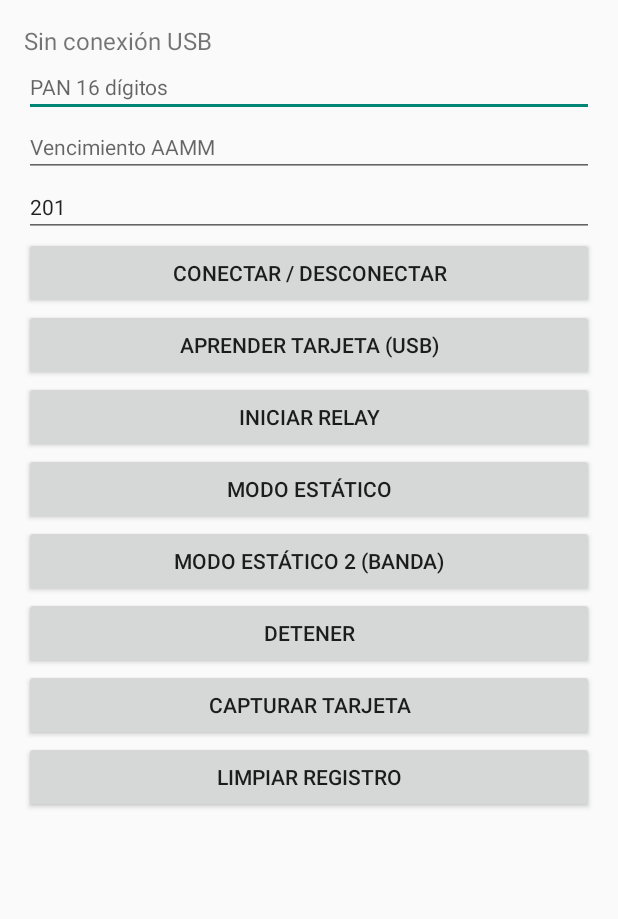
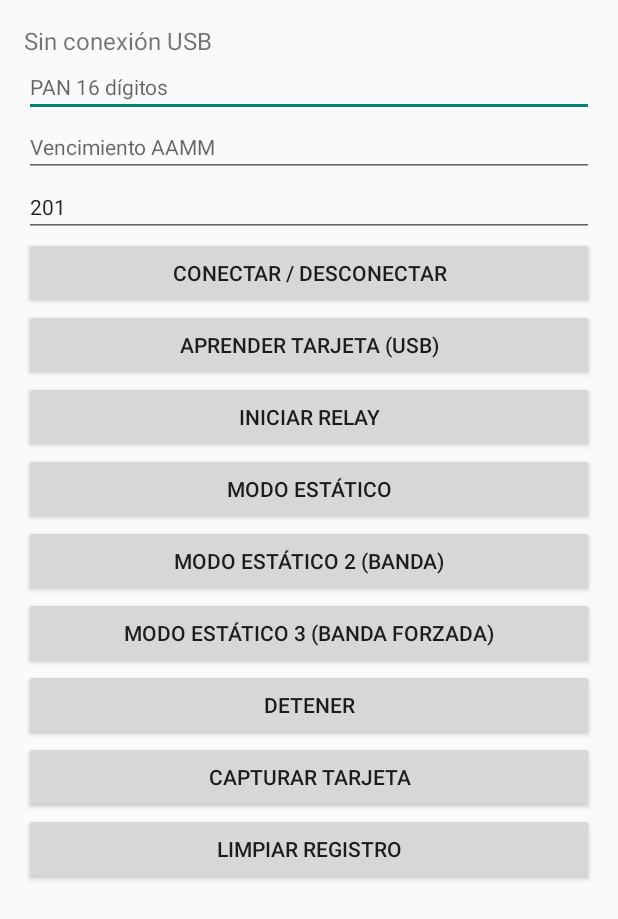
Before and after one commit to adriancorreacgcg/PN532-Android-USB, an Android app: the layout activity_main.xml on its own in the app's theme, with its tools: preview values and no code run, on a phone screen of 412 x 824 dp. Shown: the top 919 px of the screen. Run offline under Robolectric (Android 15) with nearby library versions, the phone set to English and light mode, and no system bars.

Commit message:
Actualizar activity_main.xml

```diff
--- a/app/src/main/res/layout/activity_main.xml
+++ b/app/src/main/res/layout/activity_main.xml
@@ -75,6 +75,12 @@
             android:text="Modo estático 2 (banda)" />
 
         <Button
+            android:id="@+id/estatico3Button"
+            android:layout_width="match_parent"
+            android:layout_height="wrap_content"
+            android:text="Modo estático 3 (banda forzada)" />
+
+        <Button
             android:id="@+id/stopButton"
             android:layout_width="match_parent"
             android:layout_height="wrap_content"
```
